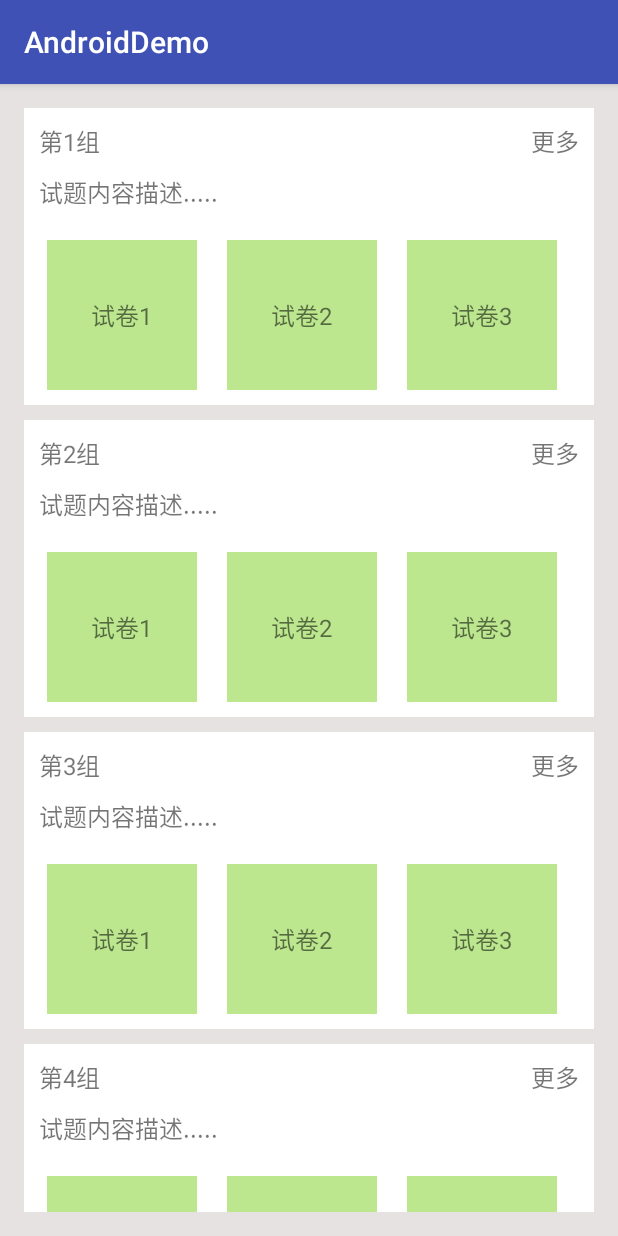
After one commit to ye361571404/AndroidDemo, an Android app: the RecyclerExpandableActivity screen opened directly, with no data from a screen before it, on a phone screen of 412 x 824 dp. The commit adds this screen. Run offline under Robolectric (Android 15) with nearby library versions, the phone set to English and light mode, and no system bars; our stand-ins replace ButterKnife.

Commit message:
1.增加Demo(实现RecyclerView可以展开收缩的item)

```diff
--- a/app/src/main/AndroidManifest.xml
+++ b/app/src/main/AndroidManifest.xml
@@ -60,7 +60,8 @@
             android:name=".feature.launchmode.activity.SecondActivity"
             android:launchMode="singleInstance" />
         <activity android:name=".feature.launchmode.activity.ThirdActivity" />
-        <activity android:name=".feature.customview.activity.RecentReadActivity"></activity>
+        <activity android:name=".feature.customview.activity.RecentReadActivity" />
+        <activity android:name=".feature.recyclerview.activity.RecyclerExpandableActivity"></activity>
     </application>
 
 </manifest>
--- a/app/src/main/java/hua/demo/common/ConstantItemEnum.java
+++ b/app/src/main/java/hua/demo/common/ConstantItemEnum.java
@@ -4,6 +4,7 @@ import hua.demo.feature.launchmode.activity.LaunchModeActivity;
 import hua.demo.feature.customview.activity.CustomViewActivity;
 import hua.demo.feature.imageview.activity.ImageViewActivity;
 import hua.demo.feature.player.activity.MusicPlayerActivity;
+import hua.demo.feature.recyclerview.activity.RecyclerExpandableActivity;
 import hua.demo.feature.recyclerview.activity.RecyclerViewActivity;
 import hua.demo.feature.rxjava.RxJavaDemoActivity;
 
@@ -15,6 +16,7 @@ public enum ConstantItemEnum {
 
 
     RECYCLER_VIEW("01 RecyclerView 实现下拉刷新上拉加载",RecyclerViewActivity.class),
+    RECYCLER_EXPANDABLE_VIEW("01 RecyclerView 实现可以展开收缩的item",RecyclerExpandableActivity.class),
     IMAGE_VIEW("02 ImageView",ImageViewActivity.class),
     CUSTOM_VIEW("03 自定义view",CustomViewActivity.class),
     MUSIC_PLAYER("04 音乐播放器",MusicPlayerActivity.class),
--- /dev/null
+++ b/app/src/main/java/hua/demo/feature/recyclerview/activity/RecyclerExpandableActivity.java
@@ -0,0 +1,58 @@
+package hua.demo.feature.recyclerview.activity;
+
+import android.graphics.Rect;
+import android.os.Bundle;
+import android.support.v7.widget.LinearLayoutManager;
+import android.support.v7.widget.RecyclerView;
+import android.util.Pair;
+
+import java.util.ArrayList;
+
+import butterknife.Bind;
+import butterknife.ButterKnife;
+import hua.demo.R;
+import hua.demo.feature.recyclerview.adapter.RecyclerExpandableAdapter;
+import hua.demo.feature.recyclerview.adapter.SpaceItemDecoration;
+import hua.demo.feature.recyclerview.bean.GroupBean;
+import hua.demo.main.activity.BaseActivity;
+
+public class RecyclerExpandableActivity extends BaseActivity {
+
+
+    @Bind(R.id.rv_content)
+    RecyclerView rvContent;
+    private ArrayList<GroupBean> arrayList;
+
+    @Override
+    protected int getLayoutRes() {
+        return R.layout.activity_recycler_expandable;
+    }
+
+    @Override
+    protected void assignViews() {
+
+    }
+
+    @Override
+    protected void setListener() {
+
+    }
+
+    @Override
+    protected void initData() {
+        initList();
+
+    }
+
+    private void initList() {
+        arrayList = new ArrayList<>();
+        for (int i = 1; i < 21; i++) {
+            arrayList.add(new GroupBean(false, "第"+i+"组"));
+        }
+
+        rvContent.setAdapter(new RecyclerExpandableAdapter(mContext,arrayList));
+        rvContent.setLayoutManager(new LinearLayoutManager(mContext));
+
+    }
+
+}
--- /dev/null
+++ b/app/src/main/java/hua/demo/feature/recyclerview/adapter/ExpandableAdapter.java
@@ -0,0 +1,84 @@
+package hua.demo.feature.recyclerview.adapter;
+
+import android.support.v7.widget.RecyclerView;
+import android.view.View;
+import android.view.ViewGroup;
+import android.widget.RelativeLayout;
+import android.widget.TextView;
+
+import java.util.ArrayList;
+
+import hua.demo.R;
+
+/**
+ * Created by Administrator on 2017/4/2.
+ */
+public class ExpandableAdapter extends RecyclerView.Adapter<ExpandableAdapter.ViewHolder> {
+
+
+    private ArrayList<String> papers;
+    /** 是否展开更多 **/
+    private boolean isShowMore;
+
+    public ExpandableAdapter(ArrayList<String> papers) {
+        if (papers == null) {
+            papers = new ArrayList<>();
+        }
+        this.papers = papers;
+    }
+
+    @Override
+    public ViewHolder onCreateViewHolder(ViewGroup parent, int viewType) {
+        View inflate = View.inflate(parent.getContext(), R.layout.item_expandable, null);
+        return new ViewHolder(inflate);
+    }
+
+    @Override
+    public void onBindViewHolder(ViewHolder holder, int position) {
+        String s = papers.get(position);
+        holder.tvPaperName.setText(s);
+
+    }
+
+    /*@Override
+    public int getItemCount() {
+        return papers.size();
+    }*/
+
+    @Override
+    public int getItemCount() {
+        if (isShowMore) {
+            return papers.size();
+        }else{
+            if (papers.size() < 3) {
+                return papers.size();
+            }else{
+                return 3;
+            }
+        }
+    }
+
+
+    public boolean isShowMore() {
+        return isShowMore;
+    }
+
+    public void setShowMore(boolean showMore) {
+        isShowMore = showMore;
+        notifyDataSetChanged();
+    }
+
+    static class ViewHolder extends RecyclerView.ViewHolder{
+
+        RelativeLayout rlPaper;
+        TextView tvPaperName;
+
+        public ViewHolder(View itemView) {
+            super(itemView);
+            rlPaper = (RelativeLayout) itemView.findViewById(R.id.rl_paper);
+            tvPaperName = (TextView) itemView.findViewById(R.id.tv_paper_name);
+        }
+
+    }
+
+}
--- /dev/null
+++ b/app/src/main/java/hua/demo/feature/recyclerview/adapter/RecyclerExpandableAdapter.java
@@ -0,0 +1,96 @@
+package hua.demo.feature.recyclerview.adapter;
+
+import android.content.Context;
+import android.support.v7.widget.GridLayoutManager;
+import android.support.v7.widget.RecyclerView;
+import android.util.Pair;
+import android.view.View;
+import android.view.ViewGroup;
+import android.widget.TextView;
+
+import java.util.ArrayList;
+
+import hua.demo.R;
+import hua.demo.feature.recyclerview.bean.GroupBean;
+
+/**
+ * Created by Administrator on 2017/4/2.
+ */
+public class RecyclerExpandableAdapter extends RecyclerView.Adapter<RecyclerExpandableAdapter.ViewHolder> implements View.OnClickListener {
+
+
+    private Context mContext;
+    private ArrayList<String> papers;
+    private ArrayList<GroupBean> arrayList;
+
+    public RecyclerExpandableAdapter(Context context, ArrayList<GroupBean> arrayList) {
+        this.mContext = context;
+        if (arrayList == null) {
+            arrayList = new ArrayList<>();
+        }
+        this.arrayList = arrayList;
+        papers = new ArrayList<>();
+        for (int i = 1; i < 5; i++) {
+            papers.add("试卷"+i);
+        }
+    }
+
+    @Override
+    public ViewHolder onCreateViewHolder(ViewGroup parent, int viewType) {
+        View inflate = View.inflate(parent.getContext(), R.layout.item_recyclerview_expandable, null);
+        return new ViewHolder(inflate);
+    }
+
+    @Override
+    public void onBindViewHolder(final ViewHolder holder, int position) {
+        GroupBean group = arrayList.get(position);
+        holder.tvGroupName.setText(group.getGroupName());
+
+        ExpandableAdapter adapter = (ExpandableAdapter) holder.rvContent.getAdapter();
+        if (adapter == null) {
+            adapter = new ExpandableAdapter(papers);
+            holder.rvContent.setAdapter(adapter);
+            holder.rvContent.setLayoutManager(new GridLayoutManager(mContext,3));
+        }else{
+            adapter.setShowMore(group.isShowMore());
+        }
+
+        holder.tvMore.setTag(holder.rvContent);
+        holder.tvMore.setTag(R.id.tv_more,group);
+        holder.tvMore.setOnClickListener(this);
+    }
+
+    @Override
+    public int getItemCount() {
+        return arrayList.size();
+    }
+
+
+    @Override
+    public void onClick(View v) {
+        GroupBean groupBean = (GroupBean) v.getTag(R.id.tv_more);
+        RecyclerView recyclerVeiw = (RecyclerView) v.getTag();
+        ExpandableAdapter adapter = (ExpandableAdapter) recyclerVeiw.getAdapter();
+        boolean isShowMore = !adapter.isShowMore();
+        adapter.setShowMore(isShowMore);
+        groupBean.setShowMore(isShowMore);
+    }
+
+    static class ViewHolder extends RecyclerView.ViewHolder{
+
+        TextView tvGroupName;
+        TextView tvDes;
+        TextView tvMore;
+        RecyclerView rvContent;
+
+        public ViewHolder(View itemView) {
+            super(itemView);
+            tvGroupName = (TextView) itemView.findViewById(R.id.tv_group_name);
+            tvDes = (TextView) itemView.findViewById(R.id.tv_des);
+            tvMore = (TextView) itemView.findViewById(R.id.tv_more);
+            rvContent = (RecyclerView) itemView.findViewById(R.id.rv_content);
+        }
+
+    }
+
+}
--- /dev/null
+++ b/app/src/main/java/hua/demo/feature/recyclerview/adapter/SpaceItemDecoration.java
@@ -0,0 +1,29 @@
+package hua.demo.feature.recyclerview.adapter;
+
+import android.graphics.Rect;
+import android.support.v7.widget.RecyclerView;
+import android.view.View;
+
+/**
+ * 设置RecyclerView间距
+ * Created by Administrator on 2017/4/2.
+ */
+
+public class SpaceItemDecoration extends RecyclerView.ItemDecoration {
+
+
+    private Rect outRect;
+
+
+    public SpaceItemDecoration(Rect outRect) {
+        this.outRect = outRect;
+    }
+
+    @Override
+    public void getItemOffsets(Rect outRect, View view, RecyclerView parent, RecyclerView.State state) {
+
+        if(parent.getChildPosition(view) != 0)
+            outRect = this.outRect;
+    }
+
+}
--- /dev/null
+++ b/app/src/main/java/hua/demo/feature/recyclerview/bean/GroupBean.java
@@ -0,0 +1,34 @@
+package hua.demo.feature.recyclerview.bean;
+
+/**
+ * Created by Administrator on 2017/4/2.
+ */
+
+public class GroupBean {
+
+    /** 组名 **/
+    private String groupName;
+    /** 是否展开更多  true:是  false:否 **/
+    private boolean isShowMore;
+
+    public GroupBean(boolean b, String s) {
+        this.groupName = s;
+        this.isShowMore = b;
+    }
+
+    public String getGroupName() {
+        return groupName;
+    }
+
+    public void setGroupName(String groupName) {
+        this.groupName = groupName;
+    }
+
+    public boolean isShowMore() {
+        return isShowMore;
+    }
+
+    public void setShowMore(boolean showMore) {
+        isShowMore = showMore;
+    }
+}
--- /dev/null
+++ b/app/src/main/res/layout/activity_recycler_expandable.xml
@@ -0,0 +1,24 @@
+<?xml version="1.0" encoding="utf-8"?>
+<RelativeLayout xmlns:android="http://schemas.android.com/apk/res/android"
+    xmlns:tools="http://schemas.android.com/tools"
+    android:id="@+id/activity_recycler_expandable"
+    android:background="@color/C_E7E2E2"
+    android:layout_width="match_parent"
+    android:layout_height="match_parent"
+    android:paddingBottom="@dimen/activity_vertical_margin"
+    android:paddingLeft="@dimen/activity_horizontal_margin"
+    android:paddingRight="@dimen/activity_horizontal_margin"
+    android:paddingTop="@dimen/activity_vertical_margin"
+    tools:context="hua.demo.feature.recyclerview.activity.RecyclerExpandableActivity">
+
+
+    <android.support.v7.widget.RecyclerView
+        android:id="@+id/rv_content"
+        android:background="@color/transparent"
+        android:layout_width="match_parent"
+        android:layout_height="match_parent">
+
+
+    </android.support.v7.widget.RecyclerView>
+
+</RelativeLayout>
--- /dev/null
+++ b/app/src/main/res/layout/item_expandable.xml
@@ -0,0 +1,29 @@
+<?xml version="1.0" encoding="utf-8"?>
+<RelativeLayout xmlns:android="http://schemas.android.com/apk/res/android"
+    android:id="@+id/rl_paper"
+    android:layout_width="wrap_content"
+    android:layout_height="wrap_content">
+
+    <RelativeLayout
+        android:layout_marginLeft="5dp"
+        android:layout_marginRight="5dp"
+        android:layout_marginTop="10dp"
+        android:layout_width="wrap_content"
+        android:layout_height="wrap_content">
+
+        <ImageView
+            android:background="@color/C_BCE78E"
+            android:layout_width="100dp"
+            android:layout_height="100dp" />
+
+        <TextView
+            android:id="@+id/tv_paper_name"
+            android:text="试题一"
+            android:textSize="16sp"
+            android:layout_centerInParent="true"
+            android:layout_width="wrap_content"
+            android:layout_height="wrap_content" />
+
+    </RelativeLayout>
+
+</RelativeLayout>
--- /dev/null
+++ b/app/src/main/res/layout/item_recyclerview_expandable.xml
@@ -0,0 +1,49 @@
+<?xml version="1.0" encoding="utf-8"?>
+<RelativeLayout xmlns:android="http://schemas.android.com/apk/res/android"
+    android:layout_width="match_parent"
+    android:layout_height="match_parent">
+
+    <RelativeLayout
+        android:layout_marginBottom="10dp"
+        android:padding="10dp"
+        android:background="@color/white"
+        android:layout_width="wrap_content"
+        android:layout_height="wrap_content">
+
+        <TextView
+            android:id="@+id/tv_group_name"
+            android:text="第一组"
+            android:textSize="16sp"
+            android:layout_width="wrap_content"
+            android:layout_height="wrap_content" />
+
+
+        <TextView
+            android:id="@+id/tv_more"
+            android:text="更多"
+            android:textSize="16sp"
+            android:layout_alignParentRight="true"
+            android:layout_width="wrap_content"
+            android:layout_height="wrap_content" />
+
+        <TextView
+            android:id="@+id/tv_des"
+            android:layout_below="@id/tv_group_name"
+            android:text="试题内容描述....."
+            android:textSize="16sp"
+            android:layout_marginTop="10dp"
+            android:layout_width="wrap_content"
+            android:layout_height="wrap_content" />
+
+        <android.support.v7.widget.RecyclerView
+            android:id="@+id/rv_content"
+            android:layout_marginTop="10dp"
+            android:layout_below="@id/tv_des"
+            android:layout_width="match_parent"
+            android:layout_height="wrap_content">
+
+        </android.support.v7.widget.RecyclerView>
+
+    </RelativeLayout>
+
+</RelativeLayout>
--- a/app/src/main/res/values/colors.xml
+++ b/app/src/main/res/values/colors.xml
@@ -4,6 +4,8 @@
     <color name="colorPrimaryDark">#303F9F</color>
     <color name="colorAccent">#FF4081</color>
     <color name="color_line">#b6b6b6</color>
+    <color name="C_E7E2E2">#E7E2E2</color>
+    <color name="C_BCE78E">#BCE78E</color>
 
 
     <color name="white">#FFFFFF</color>
```
